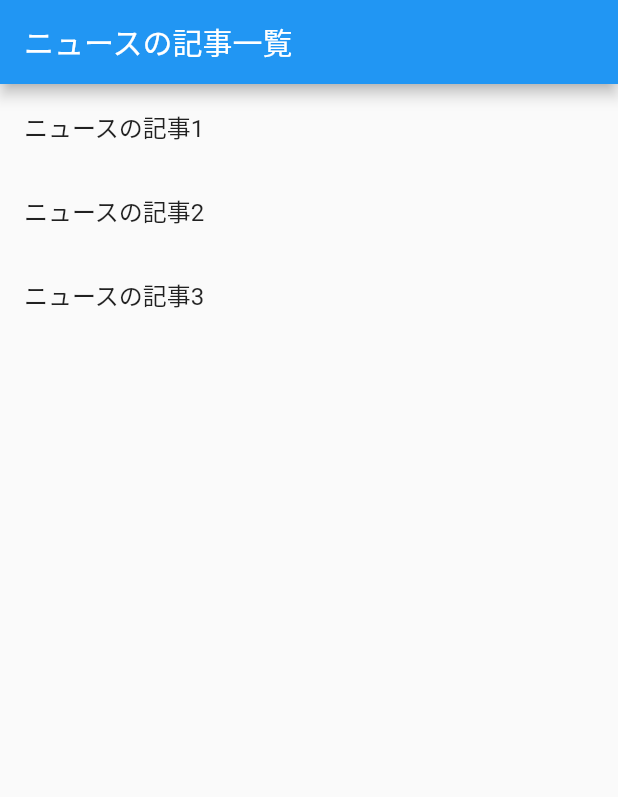
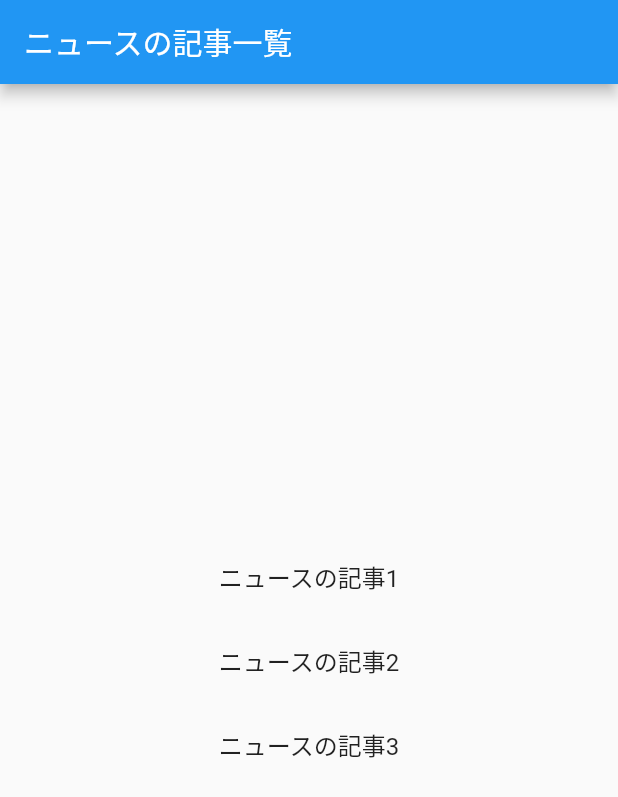
Before and after one commit to Raizou-Iimura/newsapp_mockver, a Flutter app: the screen it shows after launch, on a phone screen of 412 x 824 dp. Shown: the top 797 px of the screen. Run offline on Flutter 3.47's test engine with Material 2 defaults, Android fonts, the phone set to English and light mode, and no system bars.

Commit message:
Update main.dart
Added functionality to display a list of news articles and center each article

```diff
--- a/lib/main.dart
+++ b/lib/main.dart
@@ -14,21 +14,22 @@ class NewsApp extends StatelessWidget {
 }
 
 class NewsListScreen extends StatelessWidget {
-
   @override
   Widget build(BuildContext context) {
     return Scaffold(
       appBar: AppBar(
         title: Text('ニュースの記事一覧'),
       ),
-      body: ListView.builder(
-        itemCount: newsList.length,
-        itemBuilder: (context, index) {
-          String title = newsList[index]['title'] ?? '';
-          return ListTile(
-            title: Text(title),
-          );
-        },
+      body: Center(
+        child: Column(
+          mainAxisAlignment: MainAxisAlignment.center,
+          children: newsList.map((item) {
+            String title = item['title'] ?? '';
+            return ListTile(
+              title: Center(child: Text(title)),
+            );
+          }).toList(),
+        ),
       ),
     );
   }
```
